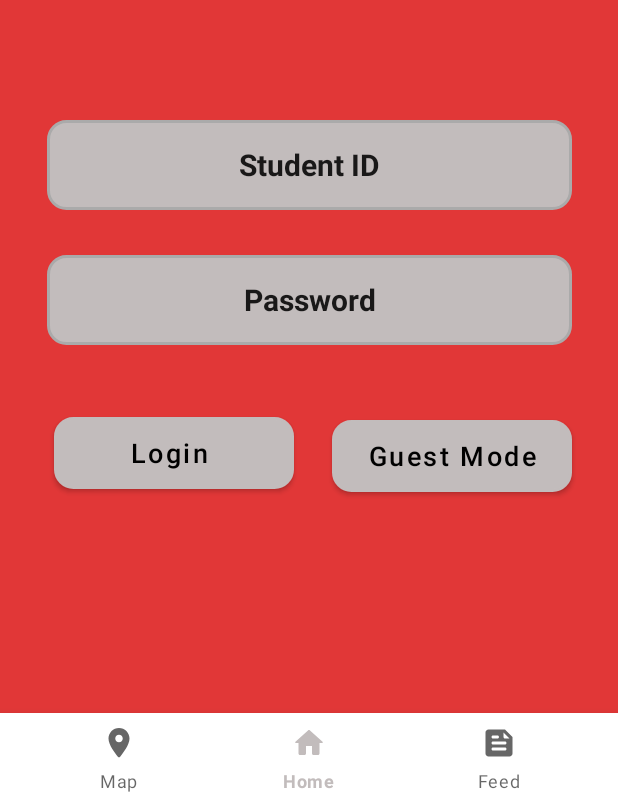
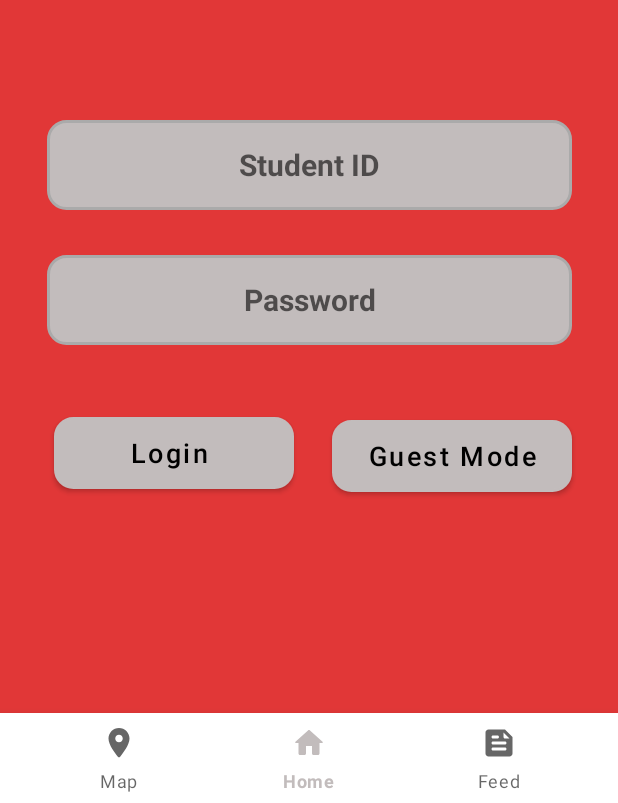
Before and after one commit to yuciferr/AkdenizYemekhaneApp, an Android app: the LoginFragment screen opened through its navigation route, on a phone screen of 412 x 824 dp, the part 433-1236 px from its top. Run offline under Robolectric (Android 15) with nearby library versions, the phone set to English and light mode, and no system bars; our stand-ins replace navigation-ui.

Commit message:
Login page design completed

```diff
--- a/app/src/main/res/layout/fragment_login.xml
+++ b/app/src/main/res/layout/fragment_login.xml
@@ -41,8 +41,8 @@
         android:background="@drawable/default_btn"
         android:ems="10"
         android:fontFamily="sans-serif"
+        android:hint="Student ID"
         android:inputType="textPersonName"
-        android:text="Student ID"
         android:textAlignment="center"
         android:textSize="20sp"
         android:textStyle="bold"
@@ -56,17 +56,17 @@
         android:layout_width="350dp"
         android:layout_height="60dp"
         android:layout_marginTop="30dp"
+        android:background="@drawable/default_btn"
         android:ems="10"
+        android:hint="Password"
         android:inputType="textPersonName"
-        android:text="Password"
         android:textAlignment="center"
         android:textSize="20sp"
         android:textStyle="bold"
         app:layout_constraintEnd_toEndOf="parent"
         app:layout_constraintHorizontal_bias="0.5"
         app:layout_constraintStart_toStartOf="parent"
-        app:layout_constraintTop_toBottomOf="@+id/studentNumber"
-        android:background="@drawable/default_btn"/>
+        app:layout_constraintTop_toBottomOf="@+id/studentNumber" />
 
     <Button
         android:id="@+id/loginButton"
```
